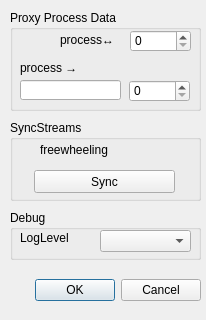
First picture: the form in WILMA/gui/UIs/MIXconfig.ui, repository iem-projects/WILMAmix, before the edit.
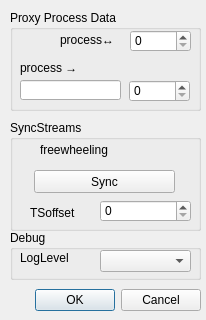
Second picture: the form after the edit.

Commit message:
added TS-offset field
and some more tooltips

Patch:
```diff
--- a/WILMA/gui/UIs/MIXconfig.ui
+++ b/WILMA/gui/UIs/MIXconfig.ui
@@ -17,7 +17,7 @@
    <property name="geometry">
     <rect>
      <x>10</x>
-     <y>270</y>
+     <y>280</y>
      <width>191</width>
      <height>41</height>
     </rect>
@@ -119,7 +119,7 @@
      <x>10</x>
      <y>120</y>
      <width>191</width>
-     <height>81</height>
+     <height>111</height>
     </rect>
    </property>
    <property name="title">
@@ -173,12 +173,44 @@
      <set>Qt::AlignRight|Qt::AlignTrailing|Qt::AlignVCenter</set>
     </property>
    </widget>
+   <widget class="QSpinBox" name="offsetTS">
+    <property name="geometry">
+     <rect>
+      <x>90</x>
+      <y>80</y>
+      <width>91</width>
+      <height>22</height>
+     </rect>
+    </property>
+    <property name="toolTip">
+     <string>Timestamp-offset (for RECORDing) in kSamples</string>
+    </property>
+    <property name="maximum">
+     <number>1000000</number>
+    </property>
+   </widget>
+   <widget class="QLabel" name="label_offsetTS">
+    <property name="geometry">
+     <rect>
+      <x>20</x>
+      <y>82</y>
+      <width>52</width>
+      <height>21</height>
+     </rect>
+    </property>
+    <property name="text">
+     <string notr="true">TSoffset</string>
+    </property>
+    <property name="wordWrap">
+     <bool>false</bool>
+    </property>
+   </widget>
   </widget>
   <widget class="QGroupBox" name="frameDebug">
    <property name="geometry">
     <rect>
      <x>10</x>
-     <y>210</y>
+     <y>230</y>
      <width>191</width>
      <height>50</height>
     </rect>
```
Left out of the diff: 12 changed lines with no effect on the pictures.
